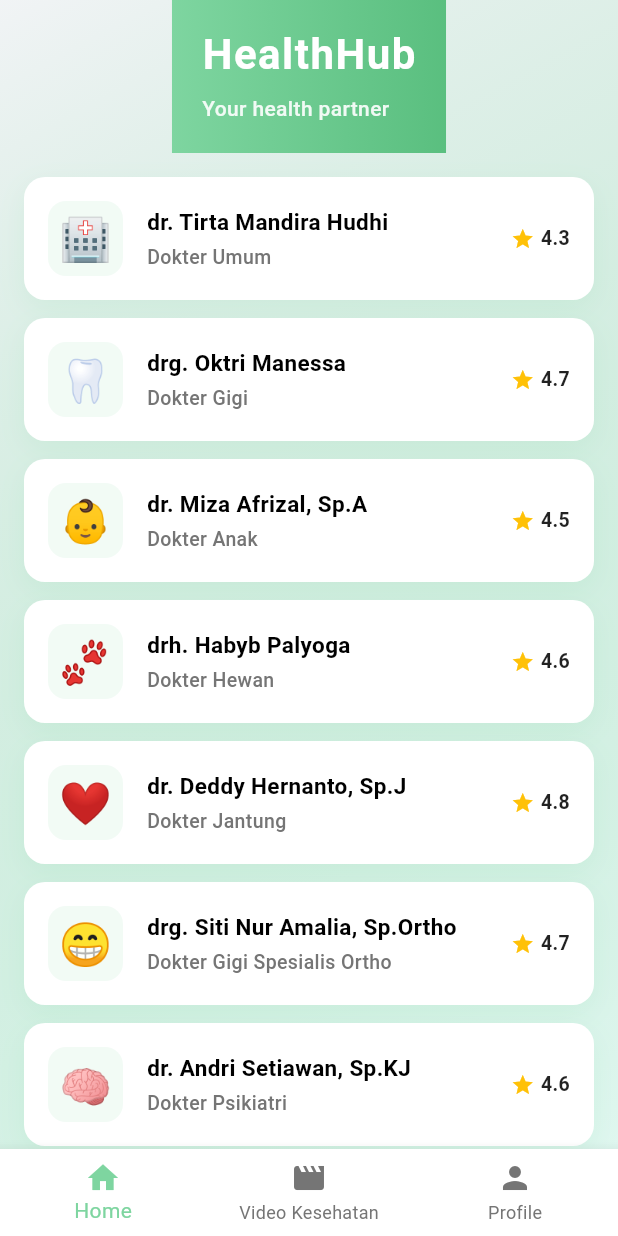
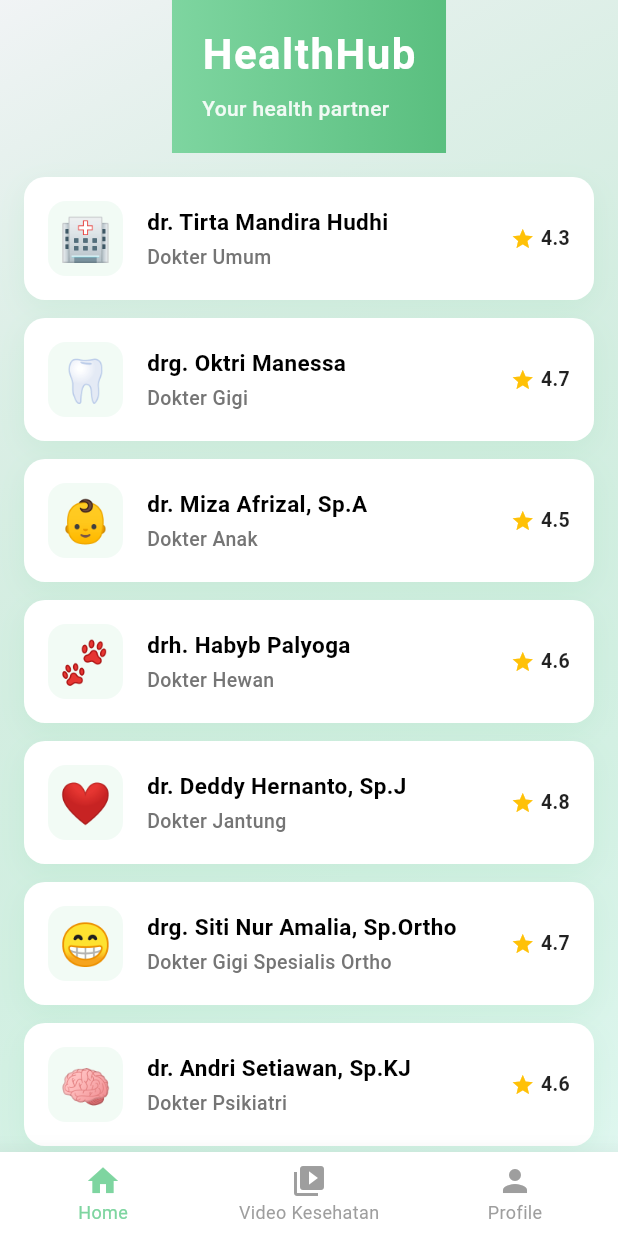
Before and after one commit to LaValliereee/PraktikumPAB, a Flutter app: the HomeScreen screen opened directly, on a phone screen of 412 x 824 dp. Run offline on Flutter 3.47's test engine with Material 3 defaults, Android fonts, the phone set to English and light mode, and no system bars.

Commit message:
Mengubah tampilan

```diff
--- a/lib/home_screen.dart
+++ b/lib/home_screen.dart
@@ -34,12 +34,17 @@
         onTap: _onItemTapped,
         type: BottomNavigationBarType.fixed,
         backgroundColor: Colors.white,
-        elevation: 8,
+        elevation: 15,
         selectedItemColor: const Color(0xFF7ED5A0),
-        unselectedItemColor: Colors.grey[600],
+        unselectedItemColor: Colors.grey[500],
+        selectedFontSize: 12,
+        unselectedFontSize: 12,
         items: const [
           BottomNavigationBarItem(icon: Icon(Icons.home), label: 'Home'),
-          BottomNavigationBarItem(icon: Icon(Icons.movie), label: 'Video Kesehatan'),
+          BottomNavigationBarItem(
+            icon: Icon(Icons.video_library),
+            label: 'Video Kesehatan',
+          ),
           BottomNavigationBarItem(icon: Icon(Icons.person), label: 'Profile'),
         ],
       ),
```
